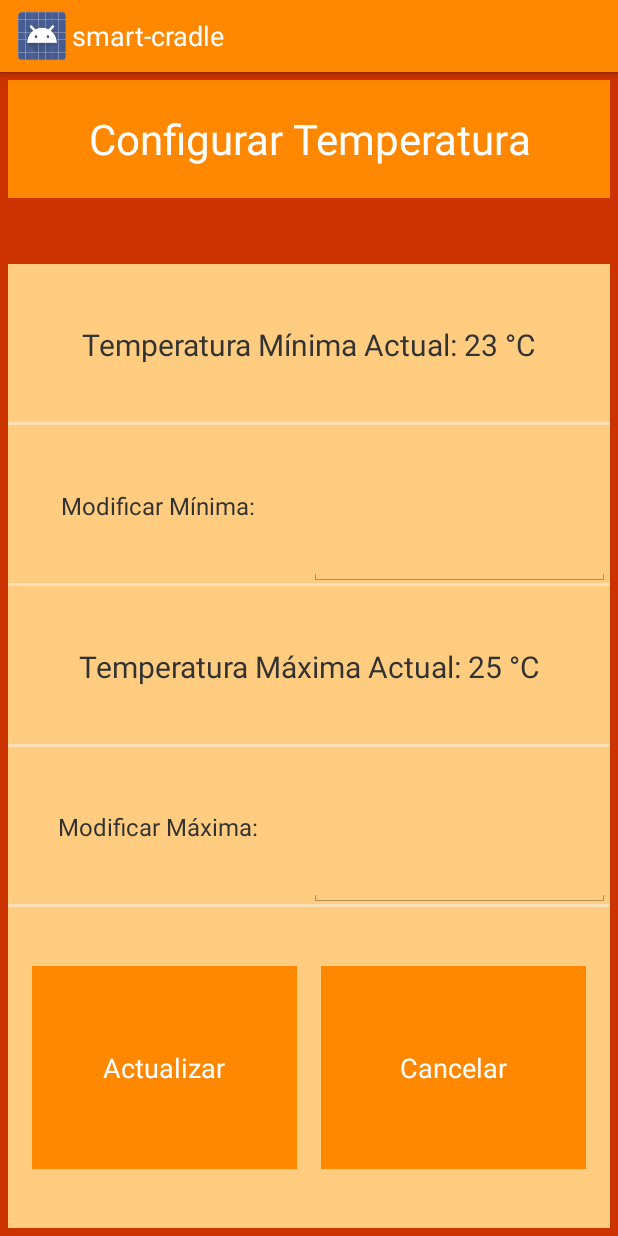
After one commit to softdar/smart-cradle, an Android app: the ConfigActivity screen opened directly, with no data from a screen before it, on a phone screen of 412 x 824 dp. The commit adds this screen. Run offline under Robolectric (Android 15) with nearby library versions, the phone set to English and light mode, and no system bars.

Commit message:
agregando funcionciones de Configuracion

```diff
--- /dev/null
+++ b/android/app/src/main/java/com/soa_unlam/ar/smart_cradle/AppService.java
@@ -0,0 +1,23 @@
+package com.soa_unlam.ar.smart_cradle;
+
+import android.bluetooth.BluetoothSocket;
+
+/**
+ * Created by A646241 on 22/06/2017.
+ */
+
+public interface AppService {
+
+    Thread getConnectedThread();
+
+    void setConnectedThread(Thread connectedThread);
+
+    String getMinTemp();
+
+    void setMinTemp(String minTemp);
+
+    String getMaxTemp();
+
+    void setMaxTemp(String maxTemp);
+
+}
--- /dev/null
+++ b/android/app/src/main/java/com/soa_unlam/ar/smart_cradle/ConfigActivity.java
@@ -0,0 +1,72 @@
+package com.soa_unlam.ar.smart_cradle;
+
+import android.app.Activity;
+import android.bluetooth.BluetoothSocket;
+import android.os.Bundle;
+import android.util.StringBuilderPrinter;
+import android.view.View;
+import android.widget.Button;
+import android.widget.EditText;
+import android.widget.TextView;
+import android.widget.Toast;
+
+public class ConfigActivity extends Activity {
+
+    private static final AppService APP_SERVICE = AppServiceImpl.getInstance();
+
+    private String minTemp;
+    private String maxTemp;
+
+    private TextView textMinTemp;
+    private EditText editMinTemp;
+
+    private TextView textMaxTemp;
+    private EditText editMaxTemp;
+
+    private Button update;
+    private Button cancel;
+
+    @Override
+    protected void onCreate(Bundle savedInstanceState) {
+        super.onCreate(savedInstanceState);
+        setContentView(R.layout.activity_config);
+        textMinTemp = (TextView) findViewById(R.id.textMinTemp);
+        editMinTemp = (EditText) findViewById(R.id.editMinTemp);
+        textMaxTemp = (TextView) findViewById(R.id.textMaxTemp);
+        editMaxTemp = (EditText) findViewById(R.id.editMaxTemp);
+
+        update = (Button) findViewById(R.id.update);
+        cancel = (Button) findViewById(R.id.cancel);
+
+        minTemp = APP_SERVICE.getMinTemp();
+        maxTemp = APP_SERVICE.getMaxTemp();
+        String textStrMinTemp = "Temperatura Mínima Actual: " + minTemp + " °C";
+        textMinTemp.setText(textStrMinTemp);
+        String textStrMaxTemp = "Temperatura Máxima Actual: " + maxTemp + " °C";
+        textMaxTemp.setText(textStrMaxTemp);
+
+        update.setOnClickListener(new View.OnClickListener() {
+            @Override
+            public void onClick(View v) {
+                String minValue = editMinTemp.getText().toString();
+                String maxValue = editMaxTemp.getText().toString();
+                String fullUpdate = "T" + minValue + "-" + maxValue;
+                ConnectedThread thread = (ConnectedThread)APP_SERVICE.getConnectedThread();
+                thread.write(fullUpdate);
+                APP_SERVICE.setMinTemp(minTemp);
+                APP_SERVICE.setMaxTemp(maxTemp);
+                Toast.makeText(getBaseContext(), "CAMBIOS REALIZADOS", Toast.LENGTH_LONG).show();
+                finish();
+            }
+        });
+
+        cancel.setOnClickListener(new View.OnClickListener() {
+            @Override
+            public void onClick(View v) {
+                finish();
+            }
+        });
+
+
+    }
+}
--- /dev/null
+++ b/android/app/src/main/res/drawable/border_bottom_rectangle.xml
@@ -0,0 +1,19 @@
+<?xml version="1.0" encoding="utf-8"?>
+<layer-list xmlns:android="http://schemas.android.com/apk/res/android">
+    <item>
+        <shape android:shape="rectangle">
+            <solid android:color="#f9dfb5" />
+        </shape>
+    </item>
+    <item android:bottom="2dp">
+        <shape android:shape="rectangle">
+            <solid android:color="#FFCC80" />
+        </shape>
+    </item>
+    <!-- <item android:left="5dp" android:right="5dp"  android:top="5dp" >
+        <shape android:shape="rectangle">
+            <solid android:color="#CFD8DC" />
+        </shape>
+    </item>
+    -->
+</layer-list>
--- /dev/null
+++ b/android/app/src/main/res/layout/activity_config.xml
@@ -0,0 +1,174 @@
+<?xml version="1.0" encoding="utf-8"?>
+<LinearLayout xmlns:android="http://schemas.android.com/apk/res/android"
+    android:layout_width="match_parent"
+    android:layout_height="match_parent"
+    android:orientation="vertical"
+    android:background="#CC3300"
+    android:padding="5dp">
+
+    <!-- android:layout_weight: Esta propiedad nos va a permitir dar a los elementos
+         contenidos en el layout_main_scrollview unas dimensiones proporcionales entre ellas
+         en el ejemplo: 4, divide el tamaño del layout_main_scrollview por 4, y el resto de la
+         proporción al darle valor 1 lo expande en proporción a lo que sobre.
+         Pero según el tamaño de uno y otro, se expande en proporción. y cuando
+         mas grande es el número, mas chica es la proporción del componente. -->
+
+
+    <LinearLayout
+        android:layout_width="match_parent"
+        android:layout_height="match_parent"
+        android:layout_marginBottom="5dp"
+        android:layout_weight="7">
+
+        <LinearLayout
+            android:layout_width="wrap_content"
+            android:layout_height="wrap_content"
+            android:background="@android:color/holo_orange_dark"
+            android:gravity="center_horizontal"
+            android:orientation="vertical"
+            android:layout_weight="1">
+
+            <TextView
+                android:id="@+id/textView2"
+                android:layout_width="fill_parent"
+                android:layout_height="60dp"
+                android:layout_centerHorizontal="true"
+                android:layout_marginBottom="9dp"
+                android:layout_marginTop="9dp"
+                android:background="@android:color/transparent"
+                android:gravity="center"
+                android:text="Configurar Temperatura"
+                android:textColor="@android:color/white"
+                android:textSize="28sp" />
+        </LinearLayout>
+    </LinearLayout>
+
+    <LinearLayout
+        android:layout_width="match_parent"
+        android:layout_height="match_parent"
+        android:layout_weight="6"
+        android:orientation="vertical"
+        android:background="@drawable/border_bottom_rectangle">
+
+        <LinearLayout
+            android:layout_width="match_parent"
+            android:layout_height="match_parent"
+            android:layout_weight="2"
+            android:background="@drawable/border_bottom_rectangle">
+
+            <TextView android:id="@+id/textMinTemp"
+                android:layout_width="match_parent"
+                android:layout_height="match_parent"
+                android:gravity="center"
+                android:textSize="20sp"
+                android:text="Temperatura Mínima Actual: 23 °C"/>
+
+        </LinearLayout>
+        <LinearLayout
+            android:layout_width="match_parent"
+            android:layout_height="match_parent"
+            android:layout_weight="2"
+            android:orientation="horizontal"
+            android:background="@drawable/border_bottom_rectangle">
+            <TextView
+                android:layout_width="match_parent"
+                android:layout_height="match_parent"
+                android:gravity="center"
+                android:textSize="16sp"
+                android:layout_weight="2"
+                android:text="Modificar Mínima:"/>
+            <EditText android:id="@+id/editMinTemp"
+                android:layout_width="match_parent"
+                android:layout_height="match_parent"
+                android:layout_weight="2"
+                android:gravity="center"/>
+        </LinearLayout>
+
+    </LinearLayout>
+
+    <LinearLayout
+        android:layout_width="match_parent"
+        android:layout_height="match_parent"
+        android:background="@drawable/border_bottom_rectangle"
+        android:orientation="vertical"
+        android:layout_weight="6">
+
+        <LinearLayout
+            android:layout_width="match_parent"
+            android:layout_height="match_parent"
+            android:layout_weight="2"
+            android:background="@drawable/border_bottom_rectangle">
+
+            <TextView android:id="@+id/textMaxTemp"
+                android:layout_width="match_parent"
+                android:layout_height="match_parent"
+                android:gravity="center"
+                android:textSize="20sp"
+                android:text="Temperatura Máxima Actual: 25 °C"/>
+
+        </LinearLayout>
+        <LinearLayout
+            android:layout_width="match_parent"
+            android:layout_height="match_parent"
+            android:layout_weight="2"
+            android:orientation="horizontal"
+            android:background="@drawable/border_bottom_rectangle">
+
+            <TextView
+                android:id="@+id/textView"
+                android:layout_width="match_parent"
+                android:layout_height="match_parent"
+                android:layout_weight="2"
+                android:gravity="center"
+                android:text="Modificar Máxima:"
+                android:textSize="16sp" />
+
+            <EditText android:id="@+id/editMaxTemp"
+                android:layout_width="match_parent"
+                android:layout_height="match_parent"
+                android:layout_weight="2"
+                android:gravity="center"/>
+        </LinearLayout>
+
+    </LinearLayout>
+
+    <LinearLayout
+        android:layout_width="match_parent"
+        android:layout_height="match_parent"
+        android:layout_weight="6"
+        android:background="#FFCC80"
+        android:orientation="horizontal">
+
+        <Button
+            android:id="@+id/update"
+            android:layout_width="match_parent"
+            android:layout_height="match_parent"
+            android:layout_centerHorizontal="true"
+            android:layout_marginBottom="39dp"
+            android:layout_marginLeft="16dp"
+            android:layout_marginRight="8dp"
+            android:layout_marginTop="39dp"
+            android:layout_weight="2"
+            android:background="@android:color/holo_orange_dark"
+            android:text="Actualizar"
+            android:textColor="#FFFFFF"
+            android:textSize="18sp" />
+
+        <Button
+            android:id="@+id/cancel"
+            android:layout_width="match_parent"
+            android:layout_height="match_parent"
+            android:layout_centerHorizontal="true"
+            android:layout_marginBottom="39dp"
+            android:layout_marginLeft="8dp"
+            android:layout_marginRight="16dp"
+            android:layout_marginTop="39dp"
+            android:layout_weight="2"
+            android:background="@android:color/holo_orange_dark"
+            android:gravity="center"
+            android:text="Cancelar"
+            android:textColor="#FFFFFF"
+            android:textSize="18sp" />
+    </LinearLayout>
+
+</LinearLayout>
```
Also changed, not shown: android/app/build.gradle (+9 -5 lines), android/app/src/main/AndroidManifest.xml (+5 -2 lines), android/app/src/main/java/com/soa_unlam/ar/smart_cradle/AppConstants.java (+6 -4 lines), android/app/src/main/java/com/soa_unlam/ar/smart_cradle/AppServiceImpl.java (added, +48 -0 lines), android/app/src/main/java/com/soa_unlam/ar/smart_cradle/ConnectedThread.java (added, +74 -0 lines), android/app/src/main/java/com/soa_unlam/ar/smart_cradle/MainActivity.java (+68 -61 lines), android/app/src/main/res/layout/main_activity.xml (+81 -52 lines).
